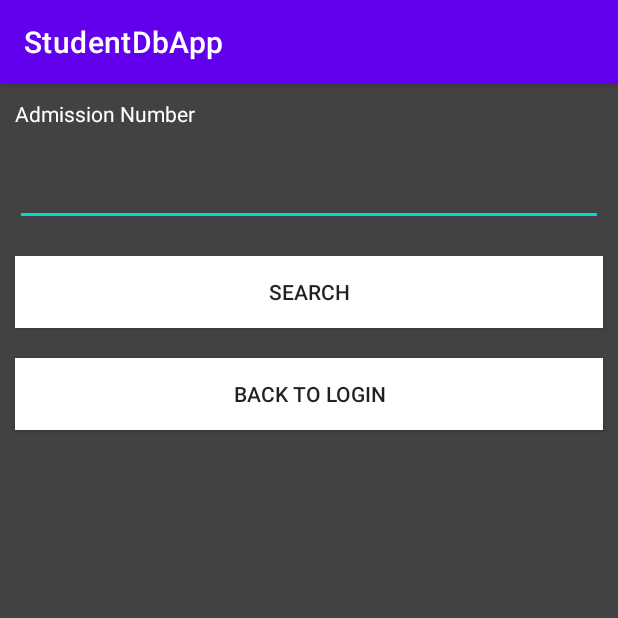
After one commit to nidhinbabu44/StudentDbApp, an Android app: the SearchActivity screen opened directly, with no data from a screen before it, on a phone screen of 412 x 824 dp, the top half of it. The commit adds this screen. Run offline under Robolectric (Android 15) with nearby library versions, the phone set to English and light mode, and no system bars.

Commit message:
studentappdbcomplete

```diff
--- a/app/src/main/AndroidManifest.xml
+++ b/app/src/main/AndroidManifest.xml
@@ -9,6 +9,9 @@
         android:roundIcon="@mipmap/ic_launcher_round"
         android:supportsRtl="true"
         android:theme="@style/Theme.StudentDbApp">
+        <activity
+            android:name=".SearchActivity"
+            android:exported="false" />
         <activity
             android:name=".AddStudentActivity"
             android:exported="false" />
--- /dev/null
+++ b/app/src/main/java/com/example/studentdbapp/SearchActivity.java
@@ -0,0 +1,38 @@
+package com.example.studentdbapp;
+
+import androidx.appcompat.app.AppCompatActivity;
+import androidx.appcompat.widget.AppCompatButton;
+
+import android.content.Intent;
+import android.os.Bundle;
+import android.view.View;
+import android.widget.EditText;
+import android.widget.Toast;
+
+public class SearchActivity extends AppCompatActivity {
+EditText e1;
+AppCompatButton b1, b2;
+String getAdmission;
+    @Override
+    protected void onCreate(Bundle savedInstanceState) {
+        super.onCreate(savedInstanceState);
+        setContentView(R.layout.activity_search);
+        e1=(EditText) findViewById(R.id.admi);
+        b1=(AppCompatButton) findViewById(R.id.sebut);
+        b2=(AppCompatButton) findViewById(R.id.backlogbut);
+        b2.setOnClickListener(new View.OnClickListener() {
+            @Override
+            public void onClick(View v) {
+                Intent i=new Intent(getApplicationContext(),MainActivity.class);
+                startActivity(i);
+            }
+        });
+        b1.setOnClickListener(new View.OnClickListener() {
+            @Override
+            public void onClick(View v) {
+                getAdmission=e1.getText().toString();
+                Toast.makeText(getApplicationContext(),getAdmission, Toast.LENGTH_SHORT).show();
+            }
+        });
+    }
+}
--- a/app/src/main/res/layout/activity_add_student.xml
+++ b/app/src/main/res/layout/activity_add_student.xml
@@ -28,6 +28,7 @@
     </TextView>
 
     <EditText
+        android:inputType="number"
         android:id="@+id/studroll"
         android:textColor="@color/white"
         android:layout_margin="10dp"
@@ -44,6 +45,7 @@
     </TextView>
 
     <EditText
+        android:inputType="number"
         android:id="@+id/studadnum"
         android:textColor="@color/white"
         android:layout_margin="10dp"
--- /dev/null
+++ b/app/src/main/res/layout/activity_search.xml
@@ -0,0 +1,41 @@
+<LinearLayout android:layout_width="match_parent"
+    android:layout_height="match_parent"
+    android:orientation="vertical"
+    android:background="@color/cardview_dark_background"
+    xmlns:android="http://schemas.android.com/apk/res/android">
+
+    <TextView
+        android:layout_width="match_parent"
+        android:layout_height="wrap_content"
+        android:text="Admission Number"
+        android:layout_margin="10dp"
+        android:textColor="@color/white">
+
+    </TextView>
+
+    <EditText
+        android:layout_width="match_parent"
+        android:layout_height="wrap_content"
+        android:id="@+id/admi"
+        android:layout_margin="10dp"
+        >
+    </EditText>
+
+    <androidx.appcompat.widget.AppCompatButton
+        android:layout_width="match_parent"
+        android:layout_height="wrap_content"
+        android:id="@+id/sebut"
+        android:text="Search"
+        android:background="@color/white"
+        android:layout_margin="10dp">
+    </androidx.appcompat.widget.AppCompatButton>
+
+    <androidx.appcompat.widget.AppCompatButton
+        android:layout_width="match_parent"
+        android:layout_height="wrap_content"
+        android:text="Back To Login"
+        android:id="@+id/backlogbut"
+        android:background="@color/white"
+        android:layout_margin="10dp">
+    </androidx.appcompat.widget.AppCompatButton>
+</LinearLayout>
```
Also changed, not shown: app/src/main/java/com/example/studentdbapp/AddStudentActivity.java (+26 -4 lines), app/src/main/java/com/example/studentdbapp/DataBaseHelper.java (added, +62 -0 lines), app/src/main/java/com/example/studentdbapp/MainActivity.java (+18 -1 lines).
